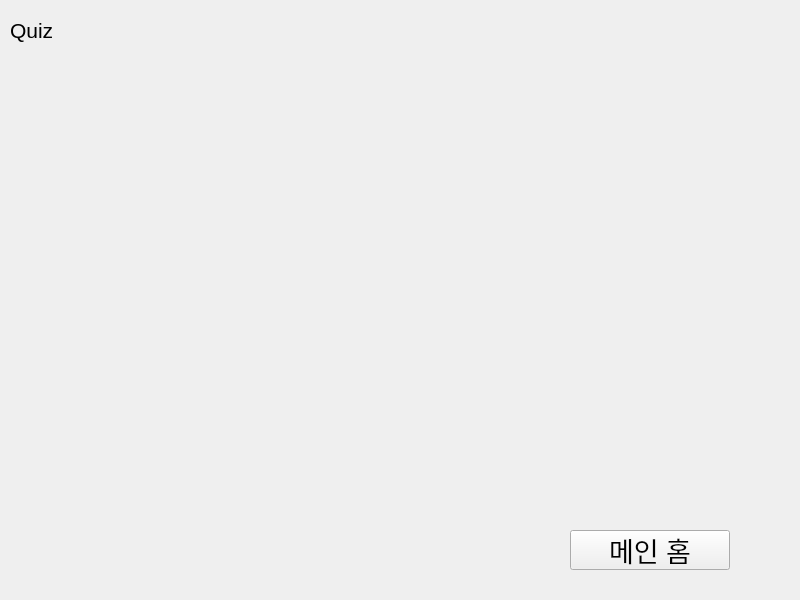
This is studentUi.ui in dustn011/EducationApplication as Qt 5 draws it before an edit. The edited form follows.
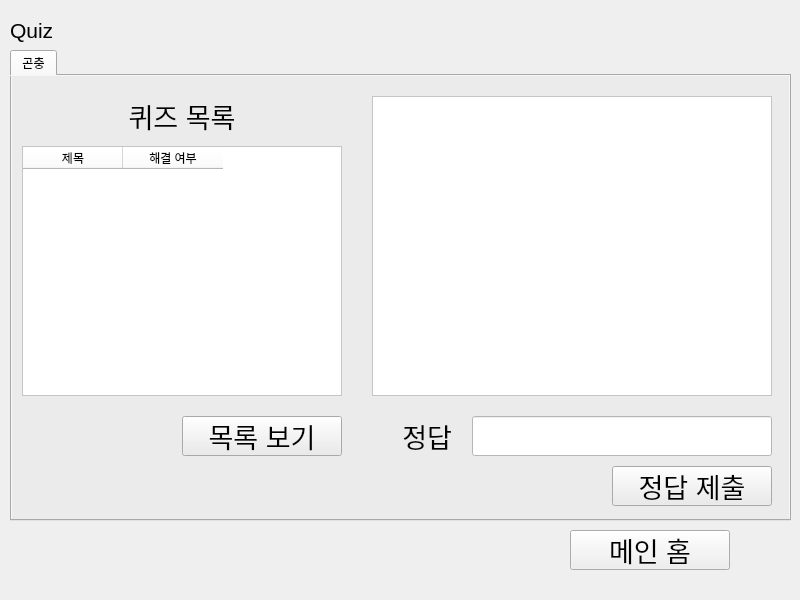
This is the edited form. The open tabs and pages were chosen to show the change.

Commit message: 민석_작업중

```diff
--- a/studentUi.ui
+++ b/studentUi.ui
@@ -248,6 +248,174 @@
       <string>메인 홈</string>
      </property>
     </widget>
+    <widget class="QTabWidget" name="classTab">
+     <property name="geometry">
+      <rect>
+       <x>10</x>
+       <y>50</y>
+       <width>781</width>
+       <height>471</height>
+      </rect>
+     </property>
+     <property name="styleSheet">
+      <string notr="true">background-color:rgb(235, 235, 235)</string>
+     </property>
+     <property name="currentIndex">
+      <number>0</number>
+     </property>
+     <widget class="QWidget" name="insectTab">
+      <attribute name="title">
+       <string>곤충</string>
+      </attribute>
+      <widget class="QTextBrowser" name="quizText">
+       <property name="geometry">
+        <rect>
+         <x>360</x>
+         <y>20</y>
+         <width>400</width>
+         <height>300</height>
+        </rect>
+       </property>
+       <property name="font">
+        <font>
+         <pointsize>16</pointsize>
+        </font>
+       </property>
+       <property name="styleSheet">
+        <string notr="true">background-color:rgb(255, 255, 255)</string>
+       </property>
+       <property name="html">
+        <string>&lt;!DOCTYPE HTML PUBLIC &quot;-//W3C//DTD HTML 4.0//EN&quot; &quot;http://www.w3.org/TR/REC-html40/strict.dtd&quot;&gt;
+&lt;html&gt;&lt;head&gt;&lt;meta name=&quot;qrichtext&quot; content=&quot;1&quot; /&gt;&lt;style type=&quot;text/css&quot;&gt;
+p, li { white-space: pre-wrap; }
+&lt;/style&gt;&lt;/head&gt;&lt;body style=&quot; font-family:'Gulim'; font-size:16pt; font-weight:400; font-style:normal;&quot;&gt;
+&lt;p style=&quot;-qt-paragraph-type:empty; margin-top:0px; margin-bottom:0px; margin-left:0px; margin-right:0px; -qt-block-indent:0; text-indent:0px;&quot;&gt;&lt;br /&gt;&lt;/p&gt;&lt;/body&gt;&lt;/html&gt;</string>
+       </property>
+      </widget>
+      <widget class="QLineEdit" name="answerText">
+       <property name="geometry">
+        <rect>
+         <x>460</x>
+         <y>340</y>
+         <width>300</width>
+         <height>40</height>
+        </rect>
+       </property>
+       <property name="font">
+        <font>
+         <pointsize>20</pointsize>
+        </font>
+       </property>
+       <property name="styleSheet">
+        <string notr="true">background-color:rgb(255, 255, 255)</string>
+       </property>
+      </widget>
+      <widget class="QPushButton" name="sendAnswer">
+       <property name="geometry">
+        <rect>
+         <x>600</x>
+         <y>390</y>
+         <width>160</width>
+         <height>40</height>
+        </rect>
+       </property>
+       <property name="font">
+        <font>
+         <pointsize>20</pointsize>
+        </font>
+       </property>
+       <property name="text">
+        <string>정답 제출</string>
+       </property>
+      </widget>
+      <widget class="QLabel" name="label_9">
+       <property name="geometry">
+        <rect>
+         <x>360</x>
+         <y>340</y>
+         <width>80</width>
+         <height>40</height>
+        </rect>
+       </property>
+       <property name="font">
+        <font>
+         <pointsize>20</pointsize>
+        </font>
+       </property>
+       <property name="text">
+        <string>정답</string>
+       </property>
+       <property name="alignment">
+        <set>Qt::AlignRight|Qt::AlignTrailing|Qt::AlignVCenter</set>
+       </property>
+      </widget>
+      <widget class="QLabel" name="quizTitle_2">
+       <property name="geometry">
+        <rect>
+         <x>10</x>
+         <y>20</y>
+         <width>320</width>
+         <height>40</height>
+        </rect>
+       </property>
+       <property name="font">
+        <font>
+         <pointsize>20</pointsize>
+        </font>
+       </property>
+       <property name="text">
+        <string>퀴즈 목록</string>
+       </property>
+       <property name="alignment">
+        <set>Qt::AlignCenter</set>
+       </property>
+      </widget>
+      <widget class="QPushButton" name="showQuestions">
+       <property name="geometry">
+        <rect>
+         <x>170</x>
+         <y>340</y>
+         <width>160</width>
+         <height>40</height>
+        </rect>
+       </property>
+       <property name="font">
+        <font>
+         <pointsize>20</pointsize>
+        </font>
+       </property>
+       <property name="text">
+        <string>목록 보기</string>
+       </property>
+      </widget>
+      <widget class="QTableWidget" name="questionList">
+       <property name="geometry">
+        <rect>
+         <x>10</x>
+         <y>70</y>
+         <width>320</width>
+         <height>250</height>
+        </rect>
+       </property>
+       <property name="styleSheet">
+        <string notr="true">background-color:rgb(255, 255, 255)</string>
+       </property>
+       <property name="editTriggers">
+        <set>QAbstractItemView::NoEditTriggers</set>
+       </property>
+       <column>
+        <property name="text">
+         <string>제목</string>
+        </property>
+       </column>
+       <column>
+        <property name="text">
+         <string>해결 여부</string>
+        </property>
+       </column>
+      </widget>
+     </widget>
+    </widget>
    </widget>
    <widget class="QWidget" name="page_5">
     <widget class="QLabel" name="label_5">
```
Left out of the diff: 92 changed lines with no effect on the pictures. The commit also changes 2 other files.
